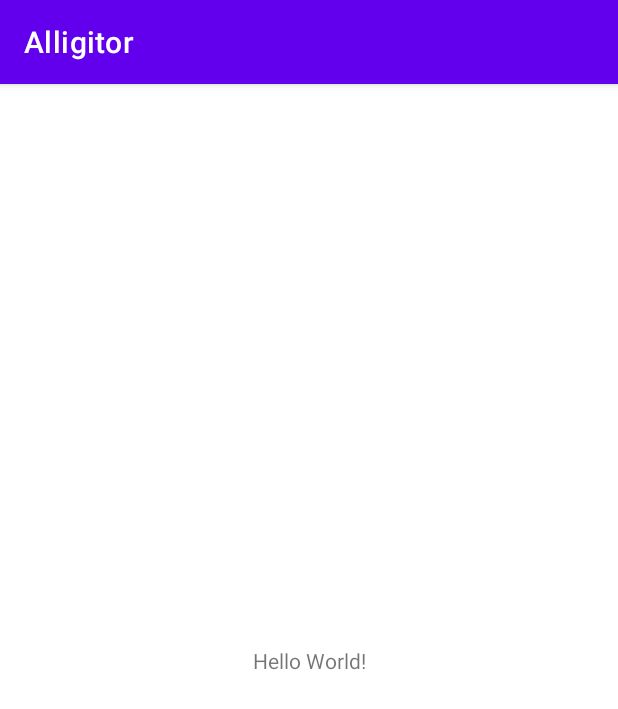
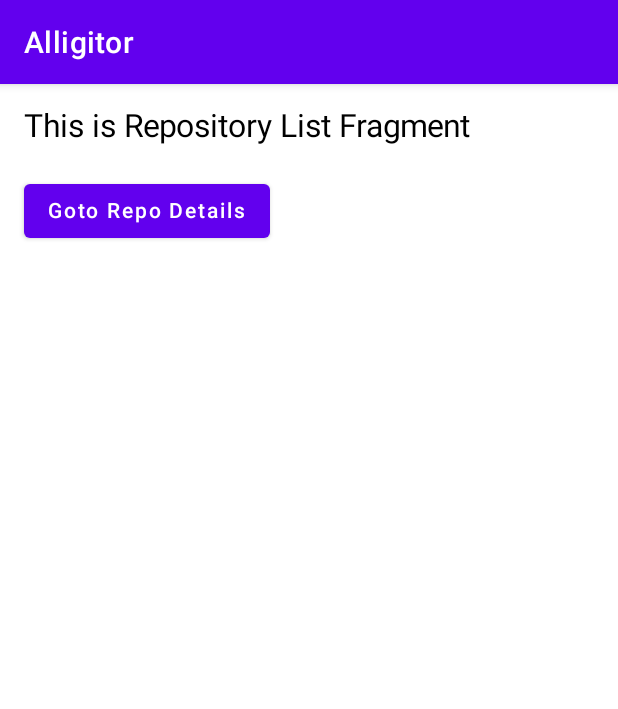
Before and after one commit to YousufSohail/Alligitor, an Android app built with Jetpack Compose: the screen it shows after launch (MainActivity), on a phone screen of 412 x 824 dp. Shown: the top 709 px of the screen. Run offline under Robolectric (Android 15) with nearby library versions, the phone set to English and light mode, and no system bars.

Commit message:
Setup jetpack compose and add placeholder views for listing and details

```diff
--- a/app/src/main/java/com/yousufsohail/alligitor/MainActivity.kt
+++ b/app/src/main/java/com/yousufsohail/alligitor/MainActivity.kt
@@ -1,7 +1,7 @@
 package com.yousufsohail.alligitor
 
+import android.os.Bundle
 import androidx.appcompat.app.AppCompatActivity
-import android.os.Bundle
 
 class MainActivity : AppCompatActivity() {
     override fun onCreate(savedInstanceState: Bundle?) {
--- /dev/null
+++ b/app/src/main/java/com/yousufsohail/alligitor/RepositoryListFragment.kt
@@ -0,0 +1,49 @@
+package com.yousufsohail.alligitor
+
+import android.os.Bundle
+import android.view.LayoutInflater
+import android.view.View
+import android.view.ViewGroup
+import androidx.compose.foundation.layout.Column
+import androidx.compose.foundation.layout.Spacer
+import androidx.compose.foundation.layout.padding
+import androidx.compose.material.Button
+import androidx.compose.material.Text
+import androidx.compose.ui.Modifier
+import androidx.compose.ui.platform.ComposeView
+import androidx.compose.ui.text.TextStyle
+import androidx.compose.ui.unit.dp
+import androidx.compose.ui.unit.sp
+import androidx.fragment.app.Fragment
+import androidx.navigation.findNavController
+
+class RepositoryListFragment : Fragment() {
+
+    override fun onCreateView(
+        inflater: LayoutInflater,
+        container: ViewGroup?,
+        savedInstanceState: Bundle?
+    ): View {
+        return ComposeView(requireContext()).apply {
+            setContent {
+                Column(modifier = Modifier.padding(16.dp)) {
+                    Text(
+                        text = "This is Repository List Fragment",
+                        style = TextStyle(
+                            fontSize = 21.sp
+                        )
+                    )
+                    Spacer(modifier = Modifier.padding(10.dp))
+                    Button(
+                        onClick = {
+                            findNavController().navigate(R.id.viewRepository)
+                        }
+                    ) {
+                        Text(text = "Goto Repo Details")
+                    }
+                }
+            }
+        }
+    }
+
+}
--- a/app/src/main/res/layout/activity_main.xml
+++ b/app/src/main/res/layout/activity_main.xml
@@ -4,15 +4,19 @@
     xmlns:tools="http://schemas.android.com/tools"
     android:layout_width="match_parent"
     android:layout_height="match_parent"
+    android:orientation="vertical"
     tools:context=".MainActivity">
 
-    <TextView
-        android:layout_width="wrap_content"
-        android:layout_height="wrap_content"
-        android:text="Hello World!"
+    <androidx.fragment.app.FragmentContainerView
+        android:id="@+id/main_nav_host_fragment"
+        android:name="androidx.navigation.fragment.NavHostFragment"
+        android:layout_width="match_parent"
+        android:layout_height="match_parent"
+        app:defaultNavHost="true"
         app:layout_constraintBottom_toBottomOf="parent"
         app:layout_constraintLeft_toLeftOf="parent"
         app:layout_constraintRight_toRightOf="parent"
-        app:layout_constraintTop_toTopOf="parent" />
+        app:layout_constraintTop_toTopOf="parent"
+        app:navGraph="@navigation/nav_graph" />
 
 </androidx.constraintlayout.widget.ConstraintLayout>
--- /dev/null
+++ b/app/src/main/res/navigation/nav_graph.xml
@@ -0,0 +1,21 @@
+<?xml version="1.0" encoding="utf-8"?>
+<navigation xmlns:android="http://schemas.android.com/apk/res/android"
+    xmlns:app="http://schemas.android.com/apk/res-auto"
+    android:id="@+id/nav_graph"
+    app:startDestination="@id/repositoryListFragment">
+
+    <fragment
+        android:id="@+id/repositoryListFragment"
+        android:name="com.yousufsohail.alligitor.RepositoryListFragment"
+        android:label="RepositoryListFragment">
+        <action
+            android:id="@+id/viewRepository"
+            app:destination="@id/repositoryDetailsFragment" />
+    </fragment>
+
+    <fragment
+        android:id="@+id/repositoryDetailsFragment"
+        android:name="com.yousufsohail.alligitor.RepositoryDetailFragment"
+        android:label="RepositoryDetailsFragment" />
+
+</navigation>
--- a/build.gradle
+++ b/build.gradle
@@ -2,7 +2,7 @@
 plugins {
     id 'com.android.application' version '7.1.3' apply false
     id 'com.android.library' version '7.1.3' apply false
-    id 'org.jetbrains.kotlin.android' version '1.6.21' apply false
+    id 'org.jetbrains.kotlin.android' version '1.6.10' apply false
 }
 
 task clean(type: Delete) {
```
Also changed, not shown: app/build.gradle (+34 -3 lines), app/src/main/java/com/yousufsohail/alligitor/RepositoryDetailFragment.kt (added, +37 -0 lines).
